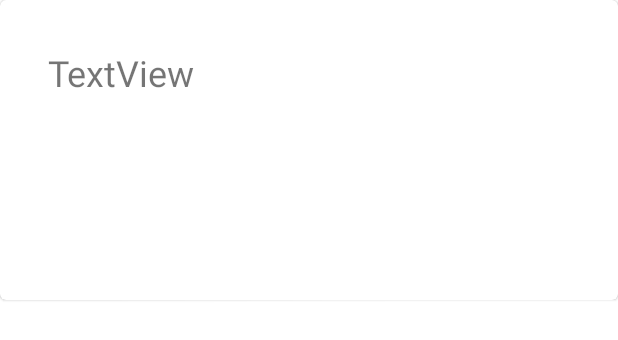
After one commit to aadityaguptaa/IceBox, an Android app: the layout subject_item_layout.xml on its own in the app's theme, with its tools: preview values and no code run, on a phone screen of 412 x 824 dp. The commit adds this screen. Shown: the top 340 px of the screen. Run offline under Robolectric (Android 15) with nearby library versions, the phone set to English and light mode, and no system bars.

Commit message:
db setup done

```diff
--- a/app/src/main/java/com/adityagupta/icebox/data/database/Subject.kt
+++ b/app/src/main/java/com/adityagupta/icebox/data/database/Subject.kt
@@ -6,6 +6,6 @@ import androidx.room.PrimaryKey
 
 @Entity(tableName = "Subject")
 data class Subject (
-    @PrimaryKey val subjectId: Int,
+    @PrimaryKey(autoGenerate = true) val subjectId: Int?,
     @ColumnInfo(name= "subjectName") val subjectName: String?
 )
--- a/app/src/main/java/com/adityagupta/icebox/domain/database/MainDao.kt
+++ b/app/src/main/java/com/adityagupta/icebox/domain/database/MainDao.kt
@@ -10,10 +10,10 @@ import com.adityagupta.icebox.data.database.Subject
 interface MainDao {
 
     @Query("Select * from Subject")
-    fun getSubjects(): List<Subject>
+    suspend fun getSubjects(): List<Subject>
 
     @Insert
-    fun addSubject(subject: Subject)
+    suspend fun addSubject(subject: Subject)
 
     @Delete
     fun deleteSubject(subject: Subject)
--- a/app/src/main/res/layout/activity_home_screen.xml
+++ b/app/src/main/res/layout/activity_home_screen.xml
@@ -31,6 +31,7 @@
             android:layout_width="match_parent"
             android:layout_height="0dp"
             android:layout_margin="@dimen/activity_main_margin"
+            app:layoutManager="androidx.recyclerview.widget.LinearLayoutManager"
             app:layout_constraintEnd_toEndOf="parent"
             app:layout_constraintStart_toStartOf="parent"
             app:layout_constraintTop_toBottomOf="@+id/homeScreenSubjectTextView" />
--- /dev/null
+++ b/app/src/main/res/layout/subject_item_layout.xml
@@ -0,0 +1,22 @@
+<?xml version="1.0" encoding="utf-8"?>
+<com.google.android.material.card.MaterialCardView xmlns:android="http://schemas.android.com/apk/res/android"
+    xmlns:app="http://schemas.android.com/apk/res-auto"
+    android:layout_width="match_parent"
+    android:layout_height="200dp">
+
+    <androidx.constraintlayout.widget.ConstraintLayout
+        android:layout_width="match_parent"
+        android:layout_height="match_parent">
+
+        <TextView
+            android:id="@+id/subjectName"
+            android:layout_width="wrap_content"
+            android:layout_height="wrap_content"
+            android:layout_marginStart="32dp"
+            android:layout_marginTop="32dp"
+            android:text="TextView"
+            android:textSize="24sp"
+            app:layout_constraintStart_toStartOf="parent"
+            app:layout_constraintTop_toTopOf="parent" />
+    </androidx.constraintlayout.widget.ConstraintLayout>
+</com.google.android.material.card.MaterialCardView>
```
Also changed, not shown: app/build.gradle (+5 -2 lines), app/src/main/java/com/adityagupta/icebox/presentation/homescreen/AddSubjectActivity.kt (+21 -0 lines), app/src/main/res/layout/activity_add_subject.xml (+4 -3 lines).
